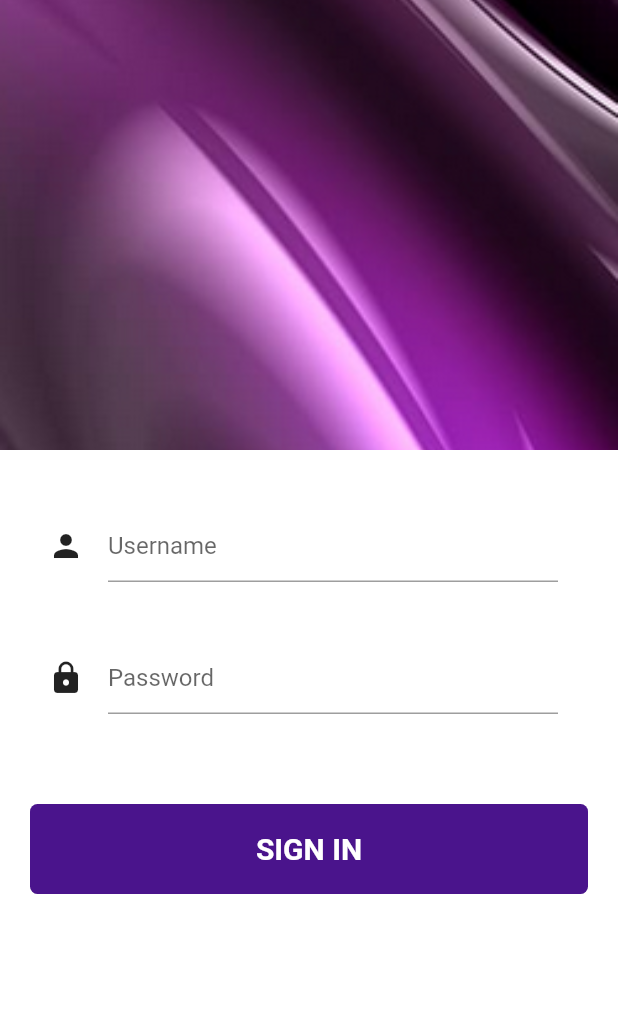
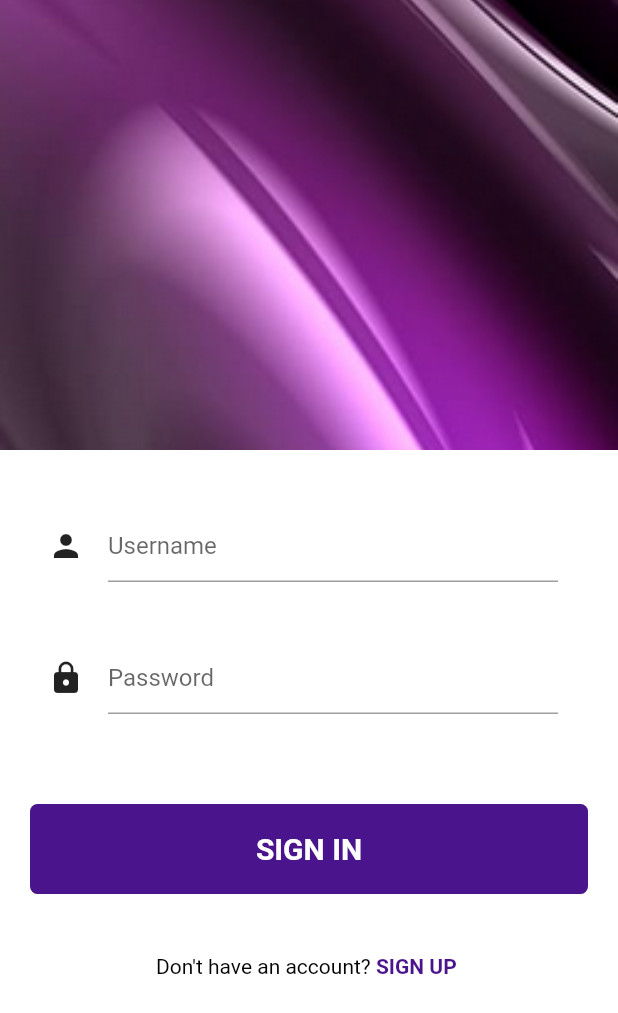
Before and after one commit to Nicoale/pickyFlutter, a Flutter app: the SignUpScreen screen opened directly, on a phone screen of 412 x 824 dp. Shown: the top 1013 px of the screen. Run offline on Flutter 3.47's test engine with Material 2 defaults, Android fonts, the phone set to English and light mode, and no system bars.

Commit message:
sign in page complete

```diff
--- a/lib/Screens/SignUpScreen.dart
+++ b/lib/Screens/SignInScreen.dart
@@ -65,7 +65,31 @@ class _SignUpScreenState extends State<SignUpScreen> {
                           fontSize: 20)),
                 )),
           ),
-        )
+        ),
+        SizedBox(
+          height: 20,
+        ),
+        InkWell(
+          onTap:(){
+            Navigator.pushNamed(context, 'routeName');
+          },
+                  child: Center(
+            child: RichText(
+                text: TextSpan(
+                    text: 'Don\'t have an account? ',
+                    style: TextStyle(
+                      color: Colors.black),
+                      children: <TextSpan>[
+                        TextSpan(
+                        text: 'SIGN UP ',
+                    style: TextStyle(
+                      color: Color(0xFF4A148C),
+                      fontWeight: FontWeight.bold)
+                      )
+                      ]),
+          ),
+          ),
+        ),
       ]),
     );
   }
--- a/lib/main.dart
+++ b/lib/main.dart
@@ -3,7 +3,9 @@ import 'package:flutter/material.dart';
 void main() {
   runApp(MyApp());
 }
-
+  // onTap:(){
+  //           Navigator.pushNamed(context, 'routeName');
+  //         },
 class MyApp extends StatelessWidget {
   // This widget is the root of your application.
   @override
```
